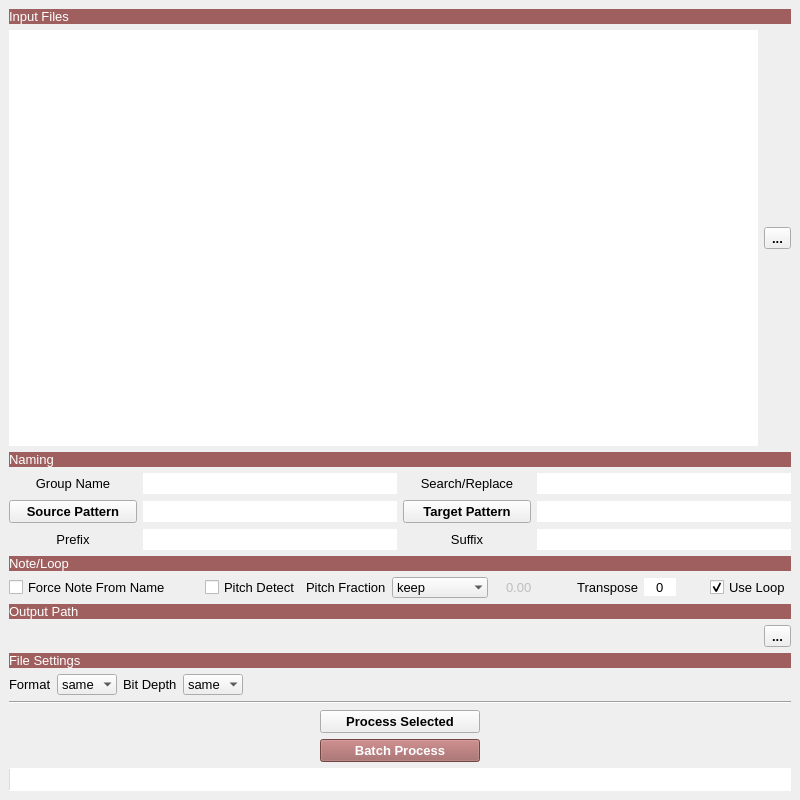
First picture: the form in tools/UI/rename_tool.ui, repository robotmitchum/sample_tools, before the edit.
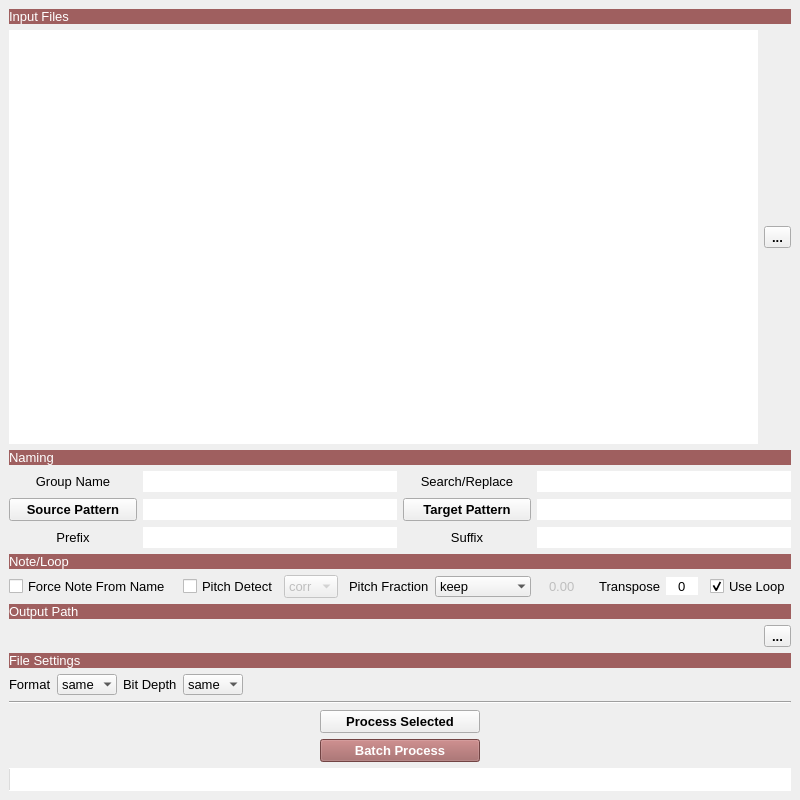
Second picture: the form after the edit.

```diff
--- a/tools/UI/rename_tool.ui
+++ b/tools/UI/rename_tool.ui
@@ -423,6 +423,45 @@
         </property>
        </widget>
       </item>
+      <item>
+       <widget class="QComboBox" name="pitch_mode_cmb">
+        <property name="enabled">
+         <bool>false</bool>
+        </property>
+        <property name="toolTip">
+         <string>Pitch detection algorithm
+
+'corr'	auto-correlation, fastest method by far but can be wrong about octave
+'pyin'	pyin algorithm, good results with average speed
+
+NOTE:	None is perfect so always double-check results in an audio editor such as Audacity or RX using spectrum/frequency analysis
+	Pitch detection does not work on bell-like sounds</string>
+        </property>
+        <item>
+         <property name="text">
+          <string>corr</string>
+         </property>
+        </item>
+        <item>
+         <property name="text">
+          <string>pyin</string>
+         </property>
+        </item>
+       </widget>
+      </item>
+      <item>
+       <spacer name="horizontalSpacer_4">
+        <property name="orientation">
+         <enum>Qt::Horizontal</enum>
+        </property>
+        <property name="sizeHint" stdset="0">
+         <size>
+          <width>40</width>
+          <height>20</height>
+         </size>
+        </property>
+       </spacer>
+      </item>
       <item>
        <widget class="QLabel" name="pitch_fraction_l">
         <property name="text">
```
